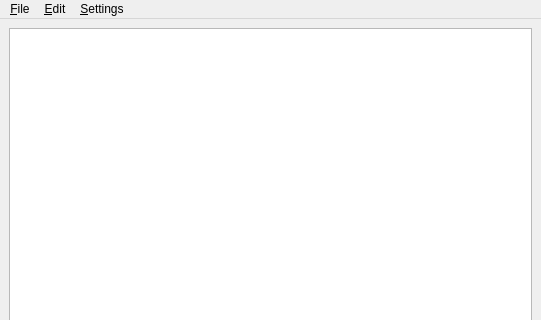
Qt form src/gui/mainwindow.ui (timxx/lyricsx) before a commit; both pictures show x 0 to 541 and y 0 to 320 of the 541 by 516 pixel window.
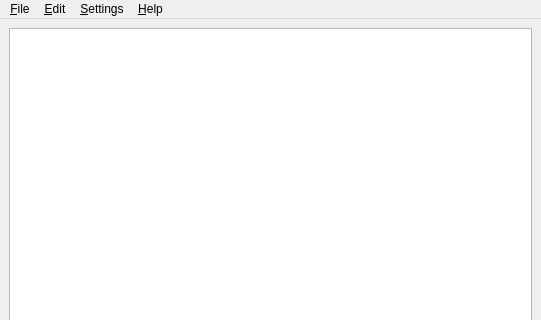
The same form after that commit. Icons and pictures are not drawn. Custom widgets are drawn as their Qt base class.

Commit message: about dialog

Diff of the .ui file:
```diff
--- a/src/gui/mainwindow.ui
+++ b/src/gui/mainwindow.ui
@@ -69,9 +69,16 @@
     <addaction name="separator"/>
     <addaction name="menuLyrics_Rearrange"/>
    </widget>
+   <widget class="QMenu" name="menu_Help">
+    <property name="title">
+     <string>&amp;Help</string>
+    </property>
+    <addaction name="action_About"/>
+   </widget>
    <addaction name="menu_File"/>
    <addaction name="menu_Edit"/>
    <addaction name="menuSettings"/>
+   <addaction name="menu_Help"/>
   </widget>
   <widget class="QStatusBar" name="statusbar"/>
   <action name="action_Preferences">
```
Left out of the diff: 30 changed lines with no effect on the pictures. The commit also changes 6 other files.
